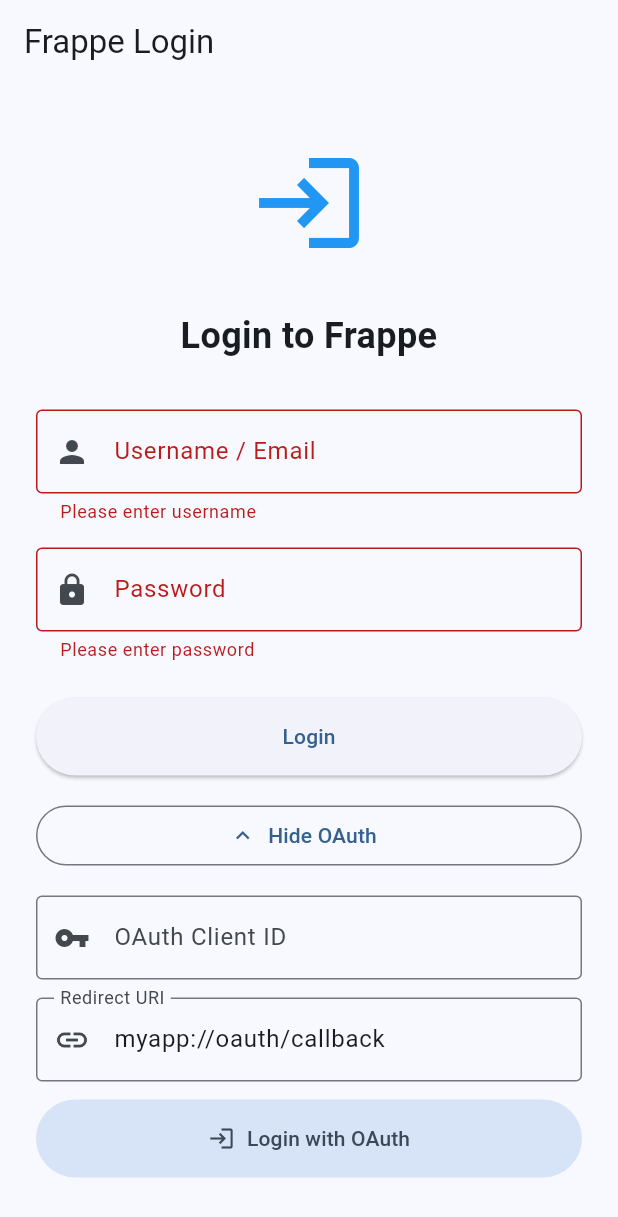
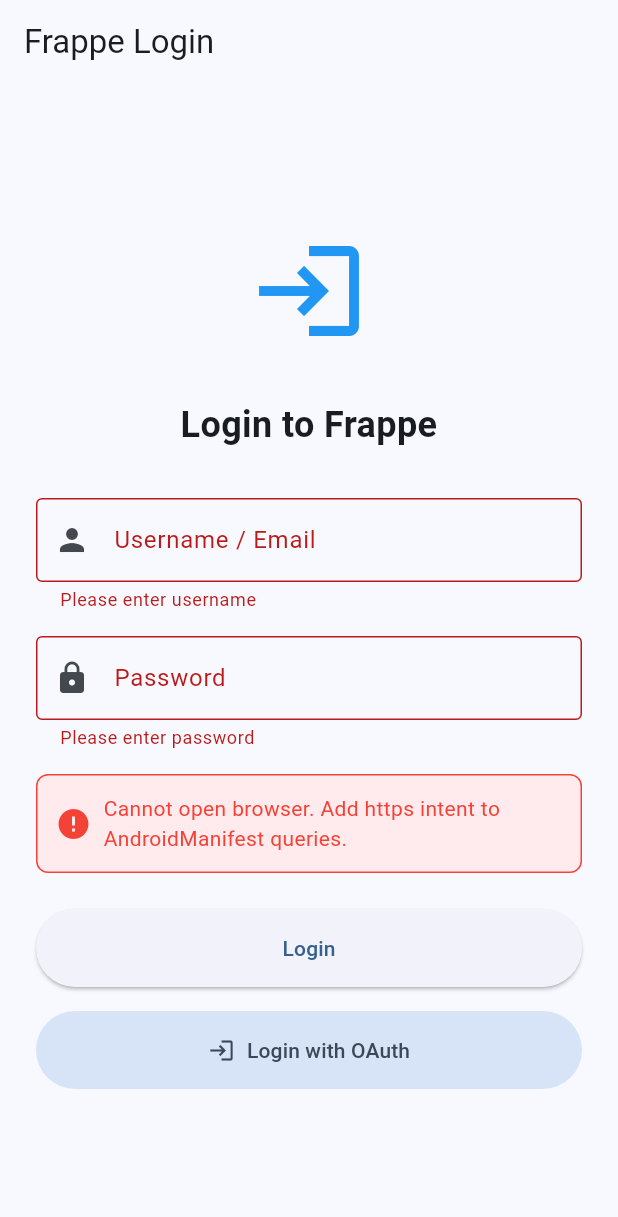
Before and after one commit to dhwani-ris/frappe-mobile-sdk, a Flutter app: the screen it shows after launch, after a tap on "Login", after a tap on "Login with OAuth", on a phone screen of 412 x 824 dp. Shown: the top 1217 px of the screen. Run offline on Flutter 3.47's test engine with Material 3 defaults, Android fonts, the phone set to English and light mode, and no system bars; our stand-ins replace app_links, connectivity_plus, file_picker, floor, flutter_form_builder, flutter_secure_storage and 2 more; accounts and stored records are empty; generated files the repository leaves out were written again.

Commit message:
feat: Integrate OAuth 2.0 login support and enhance app configuration
- Added support for OAuth 2.0 login in the AuthService, allowing secure authentication flows.
- Introduced LoginConfig class to manage login method configurations, including OAuth client ID and secret.
- Updated AppConfig to include login configuration options.
- Enhanced LoginScreen to handle OAuth redirects and manage login state.
- Updated README.md with OAuth setup instructions and usage details.

```diff
--- a/example/lib/main.dart
+++ b/example/lib/main.dart
@@ -72,10 +72,14 @@
       // );
       _appConfig = AppConfig(
         baseUrl: 'https://your-frappe-site.example.com/',
-        doctypes: [
-          'SamplePartner',
-          'frappe-form-test',
-        ], // Configure your doctypes
+        doctypes: ['SampleDoctype'],
+        loginConfig: const LoginConfig(
+          enablePasswordLogin: true,
+          enableOAuth: true,
+          oauthClientId: 'your_oauth_client_id',
+          oauthClientSecret: 'your_oauth_client_secret', // From Frappe OAuth Client
+          // Redirect URI in Frappe: frappemobilesdk://oauth/callback
+        ),
       );
 
       // Initialize auth service
@@ -231,6 +235,7 @@
       }
       return LoginScreen(
         authService: _authService!,
+        appConfig: _appConfig,
         initialBaseUrl: _appConfig?.baseUrl,
         onLoginSuccess: _handleLoginSuccess,
       );
--- a/lib/frappe_mobile_sdk.dart
+++ b/lib/frappe_mobile_sdk.dart
@@ -69,6 +69,7 @@
 
 // Constants
 export 'src/constants/field_types.dart';
+export 'src/constants/oauth_constants.dart';
 
 // Utils (debug tracer + user-friendly errors)
 export 'src/api/utils.dart' show extractErrorMessage, toUserFriendlyMessage;
--- a/lib/src/api/client.dart
+++ b/lib/src/api/client.dart
@@ -21,7 +21,12 @@
     String baseUrl, {
     http.Client? httpClient,
     SessionStorage? sessionStorage,
-  }) : _restHelper = RestHelper(baseUrl, client: httpClient) {
+    Future<bool> Function()? onTokenExpired,
+  }) : _restHelper = RestHelper(
+         baseUrl,
+         client: httpClient,
+         onTokenExpired: onTokenExpired,
+       ) {
     auth = AuthService(_restHelper, sessionStorage: sessionStorage);
     doctype = DoctypeService(_restHelper);
     document = DocumentService(_restHelper);
--- a/lib/src/api/rest_helper.dart
+++ b/lib/src/api/rest_helper.dart
@@ -14,6 +14,9 @@
   final String baseUrl;
   final http.Client _client;
 
+  /// Called on 401 when using bearer token. Return true if token was refreshed.
+  final Future<bool> Function()? onTokenExpired;
+
   String? _sidCookie;
   String? _apiKey;
   String? _apiSecret;
@@ -21,8 +24,11 @@
 
   http.Client get client => _client;
 
-  RestHelper(this.baseUrl, {http.Client? client})
-    : _client = client ?? http.Client();
+  RestHelper(String baseUrlParam, {http.Client? client, this.onTokenExpired})
+    : baseUrl = baseUrlParam.endsWith('/')
+          ? baseUrlParam.substring(0, baseUrlParam.length - 1)
+          : baseUrlParam,
+      _client = client ?? http.Client();
 
   void setSessionCookie(String sid) {
     _sidCookie = sid;
@@ -140,6 +146,17 @@
         );
 
         return _handleResponse(response);
+      } on AuthException catch (e) {
+        if (e.statusCode == 401 &&
+            _bearerToken != null &&
+            onTokenExpired != null) {
+          final refreshed = await onTokenExpired!();
+          if (refreshed) {
+            attempts++;
+            continue;
+          }
+        }
+        rethrow;
       } on SocketException {
         if (method == 'GET' && attempts < 2) {
           attempts++;
--- /dev/null
+++ b/lib/src/constants/oauth_constants.dart
@@ -0,0 +1,7 @@
+/// System-defined OAuth redirect URI for Frappe Mobile SDK.
+///
+/// Use this exact value when creating an OAuth Client in Frappe:
+/// 1. Go to Frappe: Setup → Integrations → OAuth Provider
+/// 2. Create OAuth Client
+/// 3. Set Redirect URI to: [oauthRedirectUri]
+const String oauthRedirectUri = 'frappemobilesdk://oauth/callback';
--- a/lib/src/models/app_config.dart
+++ b/lib/src/models/app_config.dart
@@ -2,9 +2,40 @@
 
 part 'app_config.g.dart';
 
+/// Login method configuration
+@JsonSerializable()
+class LoginConfig {
+  /// Enable username/password login
+  final bool enablePasswordLogin;
+
+  /// Enable OAuth 2.0 login
+  final bool enableOAuth;
+
+  /// Enable social login (Google, Apple, etc.) - for future use
+  final bool enableSocialLogin;
+
+  /// OAuth Client ID (required when enableOAuth is true)
+  final String? oauthClientId;
+
+  /// OAuth Client Secret (required for confidential clients)
+  final String? oauthClientSecret;
+
+  const LoginConfig({
+    this.enablePasswordLogin = true,
+    this.enableOAuth = false,
+    this.enableSocialLogin = false,
+    this.oauthClientId,
+    this.oauthClientSecret,
+  });
+
+  factory LoginConfig.fromJson(Map<String, dynamic> json) =>
+      _$LoginConfigFromJson(json);
+  Map<String, dynamic> toJson() => _$LoginConfigToJson(this);
+}
+
 /// Application configuration for Frappe Mobile SDK
 ///
-/// Defines base URL and list of Doctypes to support offline
+/// Defines base URL, doctypes, and login method options
 @JsonSerializable()
 class AppConfig {
   /// Frappe server base URL
@@ -13,7 +44,10 @@
   /// List of Doctype names to support offline
   final List<String> doctypes;
 
-  AppConfig({required this.baseUrl, required this.doctypes});
+  /// Login method configuration (enable/disable password, OAuth)
+  final LoginConfig? loginConfig;
+
+  AppConfig({required this.baseUrl, required this.doctypes, this.loginConfig});
 
   factory AppConfig.fromJson(Map<String, dynamic> json) =>
       _$AppConfigFromJson(json);
@@ -22,13 +56,44 @@
 
   /// Create from JSON file
   static AppConfig fromJsonFile(Map<String, dynamic> json) {
+    final login = json['login_config'] ?? json['loginConfig'];
+    LoginConfig? loginConfig;
+    if (login is Map<String, dynamic>) {
+      loginConfig = LoginConfig(
+        enablePasswordLogin:
+            login['enable_password_login'] as bool? ??
+            login['enablePasswordLogin'] as bool? ??
+            true,
+        enableOAuth:
+            login['enable_oauth'] as bool? ??
+            login['enableOAuth'] as bool? ??
+            false,
+        enableSocialLogin:
+            login['enable_social_login'] as bool? ??
+            login['enableSocialLogin'] as bool? ??
+            false,
+        oauthClientId:
+            login['oauth_client_id'] as String? ??
+            login['oauthClientId'] as String?,
+        oauthClientSecret:
+            login['oauth_client_secret'] as String? ??
+            login['oauthClientSecret'] as String?,
+      );
+    }
     return AppConfig(
-      baseUrl: json['base_url'] as String? ?? '',
+      baseUrl: json['base_url'] as String? ?? json['baseUrl'] as String? ?? '',
       doctypes:
           (json['doctypes'] as List<dynamic>?)
               ?.map((e) => e as String)
               .toList() ??
           [],
+      loginConfig: loginConfig,
     );
   }
+
+  bool get enablePasswordLogin => loginConfig?.enablePasswordLogin ?? true;
+  bool get enableOAuth => loginConfig?.enableOAuth ?? false;
+  bool get enableSocialLogin => loginConfig?.enableSocialLogin ?? false;
+  String? get oauthClientId => loginConfig?.oauthClientId;
+  String? get oauthClientSecret => loginConfig?.oauthClientSecret;
 }
--- a/lib/src/ui/login_screen.dart
+++ b/lib/src/ui/login_screen.dart
@@ -1,16 +1,26 @@
+import 'dart:async';
+
+import 'package:app_links/app_links.dart';
 import 'package:flutter/material.dart';
 import 'package:url_launcher/url_launcher.dart';
+
+import '../constants/oauth_constants.dart';
+import '../models/app_config.dart';
 import '../services/auth_service.dart';
 
-/// Login screen for Frappe authentication (credentials or OAuth)
+/// Login screen for Frappe authentication (credentials or OAuth).
+/// Login methods and OAuth credentials are driven by [AppConfig.loginConfig].
+/// OAuth uses system redirect URI [oauthRedirectUri] - configure this in Frappe.
 class LoginScreen extends StatefulWidget {
   final AuthService authService;
+  final AppConfig? appConfig;
   final String? initialBaseUrl;
   final VoidCallback? onLoginSuccess;
 
   const LoginScreen({
     super.key,
     required this.authService,
+    this.appConfig,
     this.initialBaseUrl,
     this.onLoginSuccess,
   });
@@ -24,138 +34,88 @@
   final _baseUrlController = TextEditingController();
   final _usernameController = TextEditingController();
   final _passwordController = TextEditingController();
-  final _oauthClientIdController = TextEditingController();
-  final _oauthRedirectController = TextEditingController(
-    text: 'myapp://oauth/callback',
-  );
+  final _appLinks = AppLinks();
+  StreamSubscription<Uri>? _linkSubscription;
   bool _isLoading = false;
   String? _errorMessage;
-  bool _showBaseUrl = true;
   String? _oauthCodeVerifier;
-  bool _showOAuthSection = false;
+
+  String get _baseUrl {
+    if (widget.appConfig != null) {
+      return widget.appConfig!.baseUrl;
+    }
+    return _baseUrlController.text.trim();
+  }
+
+  bool get _showBaseUrlInput =>
+      widget.appConfig == null && widget.initialBaseUrl == null;
+
+  bool get _enablePasswordLogin =>
+      widget.appConfig?.enablePasswordLogin ?? true;
+
+  bool get _enableOAuth => widget.appConfig?.enableOAuth ?? false;
+
+  String? get _oauthClientId => widget.appConfig?.oauthClientId;
+  String? get _oauthClientSecret => widget.appConfig?.oauthClientSecret;
 
   @override
   void initState() {
     super.initState();
-    if (widget.initialBaseUrl != null) {
+    if (widget.initialBaseUrl != null && widget.appConfig == null) {
       _baseUrlController.text = widget.initialBaseUrl!;
-      _showBaseUrl = false;
     }
+    _checkInitialUri();
   }
 
-  @override
-  void dispose() {
-    _baseUrlController.dispose();
-    _usernameController.dispose();
-    _passwordController.dispose();
-    _oauthClientIdController.dispose();
-    _oauthRedirectController.dispose();
-    super.dispose();
+  Future<void> _checkInitialUri() async {
+    try {
+      final uri = await _appLinks.getInitialLink();
+      if (uri != null && mounted) {
+        _handleOAuthRedirect(uri);
+      }
+    } catch (_) {}
   }
 
-  Future<void> _startOAuth() async {
-    final baseUrl = _baseUrlController.text.trim();
-    final clientId = _oauthClientIdController.text.trim();
-    final redirectUri = _oauthRedirectController.text.trim();
-    if (baseUrl.isEmpty || clientId.isEmpty || redirectUri.isEmpty) {
-      setState(() {
-        _errorMessage =
-            'Enter Base URL, OAuth Client ID and Redirect URI for OAuth';
+  void _listenForOAuthRedirect() {
+    _linkSubscription?.cancel();
+    _linkSubscription = _appLinks.uriLinkStream.listen((uri) {
+      if (mounted) {
+        _handleOAuthRedirect(uri);
+      }
     });
+  }
+
+  void _cancelOAuthListener() {
+    _linkSubscription?.cancel();
+    _linkSubscription = null;
+  }
+
+  Future<void> _handleOAuthRedirect(Uri uri) async {
+    if (uri.scheme != 'frappemobilesdk' ||
+        uri.host != 'oauth' ||
+        uri.path != '/callback') {
       return;
     }
-    if (widget.authService.client == null) {
-      widget.authService.initialize(baseUrl);
-    }
-    try {
-      final map = await AuthService.prepareOAuthLogin(
-        baseUrl: baseUrl,
-        clientId: clientId,
-        redirectUri: redirectUri,
-      );
-      final authorizeUrl = map['authorize_url']!;
-      _oauthCodeVerifier = map['code_verifier'];
-      if (await canLaunchUrl(Uri.parse(authorizeUrl))) {
-        await launchUrl(
-          Uri.parse(authorizeUrl),
-          mode: LaunchMode.externalApplication,
-        );
-      }
-      if (!mounted) return;
-      _showOAuthCodeDialog(authorizeUrl);
-    } catch (e) {
-      setState(() {
-        _errorMessage = e.toString().replaceAll('Exception: ', '');
-      });
-    }
-  }
-
-  void _showOAuthCodeDialog(String authorizeUrl) {
-    final codeController = TextEditingController();
-    showDialog<void>(
-      context: context,
-      barrierDismissible: false,
-      builder: (ctx) => AlertDialog(
-        title: const Text('OAuth - Paste code'),
-        content: SingleChildScrollView(
-          child: Column(
-            mainAxisSize: MainAxisSize.min,
-            crossAxisAlignment: CrossAxisAlignment.stretch,
-            children: [
-              const Text(
-                'After authorizing in the browser you will be redirected. Copy the "code" from the redirect URL and paste it below.',
-                style: TextStyle(fontSize: 13),
-              ),
-              const SizedBox(height: 16),
-              TextButton.icon(
-                onPressed: () async {
-                  if (await canLaunchUrl(Uri.parse(authorizeUrl))) {
-                    await launchUrl(
-                      Uri.parse(authorizeUrl),
-                      mode: LaunchMode.externalApplication,
-                    );
-                  }
-                },
-                icon: const Icon(Icons.open_in_browser),
-                label: const Text('Open in browser again'),
-              ),
-              const SizedBox(height: 12),
-              TextField(
-                controller: codeController,
-                decoration: const InputDecoration(
-                  labelText: 'Authorization code',
-                  hintText: 'Paste code from redirect URL',
-                  border: OutlineInputBorder(),
-                ),
-                maxLines: 2,
-              ),
-            ],
-          ),
-        ),
-        actions: [
-          TextButton(
-            onPressed: () => Navigator.pop(ctx),
-            child: const Text('Cancel'),
-          ),
-          FilledButton(
-            onPressed: () async {
-              final code = codeController.text.trim();
-              if (code.isEmpty || _oauthCodeVerifier == null) {
+    final code = uri.queryParameters['code'];
+    if (code == null || code.isEmpty || _oauthCodeVerifier == null) {
       return;
     }
-              Navigator.pop(ctx);
+    final clientId = _oauthClientId;
+    if (clientId == null || clientId.isEmpty) {
+      return;
+    }
+    _cancelOAuthListener();
     setState(() {
       _isLoading = true;
       _errorMessage = null;
     });
     try {
-                final clientId = _oauthClientIdController.text.trim();
-                final redirectUri = _oauthRedirectController.text.trim();
       final success = await widget.authService.loginWithOAuth(
         code: code,
         codeVerifier: _oauthCodeVerifier!,
         clientId: clientId,
-                  redirectUri: redirectUri,
+        redirectUri: oauthRedirectUri,
+        clientSecret: _oauthClientSecret,
       );
       if (mounted) {
         setState(() => _isLoading = false);
@@ -172,12 +132,63 @@
         });
       }
     }
-            },
-            child: const Text('Complete Login'),
-          ),
-        ],
-      ),
+  }
+
+  @override
+  void dispose() {
+    _cancelOAuthListener();
+    _baseUrlController.dispose();
+    _usernameController.dispose();
+    _passwordController.dispose();
+    super.dispose();
+  }
+
+  Future<void> _startOAuth() async {
+    final baseUrl = _baseUrl;
+    final clientId = _oauthClientId;
+    if (baseUrl.isEmpty || clientId == null || clientId.isEmpty) {
+      setState(() {
+        _errorMessage =
+            'OAuth is enabled but oauth_client_id is not set in config';
+      });
+      return;
+    }
+    if (widget.authService.client == null) {
+      widget.authService.initialize(baseUrl);
+    }
+    try {
+      final map = await AuthService.prepareOAuthLogin(
+        baseUrl: baseUrl,
+        clientId: clientId,
+        redirectUri: oauthRedirectUri,
       );
+      final authorizeUrl = map['authorize_url']!;
+      _oauthCodeVerifier = map['code_verifier'];
+      _listenForOAuthRedirect();
+      setState(() {
+        _isLoading = true;
+        _errorMessage = null;
+      });
+      final uri = Uri.parse(authorizeUrl);
+      final canLaunch = await canLaunchUrl(uri);
+      if (canLaunch) {
+        await launchUrl(uri, mode: LaunchMode.externalApplication);
+      } else {
+        setState(() {
+          _errorMessage =
+              'Cannot open browser. Add https intent to AndroidManifest queries.';
+          _isLoading = false;
+        });
+        _cancelOAuthListener();
+      }
+      if (!mounted) return;
+    } catch (e) {
+      _cancelOAuthListener();
+      setState(() {
+        _errorMessage = e.toString().replaceAll('Exception: ', '');
+        _isLoading = false;
+      });
+    }
   }
 
   Future<void> _handleLogin() async {
@@ -191,9 +202,8 @@
     });
 
     try {
-      final baseUrl = _baseUrlController.text.trim();
+      final baseUrl = _baseUrl;
 
-      // Initialize if not already done
       if (widget.authService.client == null) {
         widget.authService.initialize(baseUrl);
       }
@@ -204,7 +214,6 @@
       );
 
       if (success && mounted) {
-        // Wait a bit to ensure session is established
         await Future.delayed(const Duration(milliseconds: 100));
         widget.onLoginSuccess?.call();
       }
@@ -218,6 +227,23 @@
 
   @override
   Widget build(BuildContext context) {
+    final hasAnyLogin = _enablePasswordLogin || _enableOAuth;
+    if (!hasAnyLogin) {
+      return Scaffold(
+        appBar: AppBar(title: const Text('Frappe Login')),
+        body: Center(
+          child: Padding(
+            padding: const EdgeInsets.all(24.0),
+            child: Text(
+              'No login methods enabled. Configure login_config in AppConfig.',
+              textAlign: TextAlign.center,
+              style: Theme.of(context).textTheme.bodyLarge,
+            ),
+          ),
+        ),
+      );
+    }
+
     return Scaffold(
       appBar: AppBar(title: const Text('Frappe Login')),
       body: Center(
@@ -237,7 +263,7 @@
                   style: TextStyle(fontSize: 24, fontWeight: FontWeight.bold),
                 ),
                 const SizedBox(height: 32),
-                if (_showBaseUrl)
+                if (_showBaseUrlInput)
                   TextFormField(
                     controller: _baseUrlController,
                     decoration: const InputDecoration(
@@ -258,7 +284,8 @@
                       return null;
                     },
                   ),
-                if (_showBaseUrl) const SizedBox(height: 16),
+                if (_showBaseUrlInput) const SizedBox(height: 16),
+                if (_enablePasswordLogin) ...[
                   TextFormField(
                     controller: _usernameController,
                     decoration: const InputDecoration(
@@ -290,6 +317,7 @@
                       return null;
                     },
                   ),
+                ],
                 if (_errorMessage != null) ...[
                   const SizedBox(height: 16),
                   Container(
@@ -313,7 +341,25 @@
                     ),
                   ),
                 ],
+                if (_isLoading && _enableOAuth)
+                  const Padding(
+                    padding: EdgeInsets.symmetric(vertical: 16),
+                    child: Center(
+                      child: Column(
+                        children: [
+                          CircularProgressIndicator(),
+                          SizedBox(height: 12),
+                          Text(
+                            'Complete login in browser, then return here',
+                            style: TextStyle(fontSize: 13),
+                          ),
+                        ],
+                      ),
+                    ),
+                  ),
+                if (!_isLoading || _enablePasswordLogin) ...[
                   const SizedBox(height: 24),
+                  if (_enablePasswordLogin)
                     SizedBox(
                       width: double.infinity,
                       child: ElevatedButton(
@@ -322,48 +368,20 @@
                           padding: const EdgeInsets.symmetric(vertical: 16),
                           minimumSize: const Size(double.infinity, 48),
                         ),
-                    child: _isLoading
+                        child: _isLoading && !_enableOAuth
                             ? const SizedBox(
                                 height: 20,
                                 width: 20,
-                            child: CircularProgressIndicator(strokeWidth: 2),
+                                child: CircularProgressIndicator(
+                                  strokeWidth: 2,
+                                ),
                               )
                             : const Text('Login'),
                       ),
                     ),
+                  if (_enablePasswordLogin && _enableOAuth)
                     const SizedBox(height: 16),
-                OutlinedButton.icon(
-                  onPressed: () =>
-                      setState(() => _showOAuthSection = !_showOAuthSection),
-                  icon: Icon(
-                    _showOAuthSection ? Icons.expand_less : Icons.expand_more,
-                  ),
-                  label: Text(
-                    _showOAuthSection ? 'Hide OAuth' : 'Login with OAuth',
-                  ),
-                ),
-                if (_showOAuthSection) ...[
-                  const SizedBox(height: 16),
-                  TextFormField(
-                    controller: _oauthClientIdController,
-                    decoration: const InputDecoration(
-                      labelText: 'OAuth Client ID',
-                      hintText: 'From Frappe OAuth Client',
-                      prefixIcon: Icon(Icons.vpn_key),
-                      border: OutlineInputBorder(),
-                    ),
-                  ),
-                  const SizedBox(height: 12),
-                  TextFormField(
-                    controller: _oauthRedirectController,
-                    decoration: const InputDecoration(
-                      labelText: 'Redirect URI',
-                      hintText: 'e.g. myapp://oauth/callback',
-                      prefixIcon: Icon(Icons.link),
-                      border: OutlineInputBorder(),
-                    ),
-                  ),
-                  const SizedBox(height: 12),
+                  if (_enableOAuth)
                     SizedBox(
                       width: double.infinity,
                       child: FilledButton.tonalIcon(
--- a/pubspec.yaml
+++ b/pubspec.yaml
@@ -46,6 +46,9 @@
   # Open OAuth URL in browser
   url_launcher: ^6.2.0
 
+  # Deep links for OAuth redirect (auto-capture code)
+  app_links: ^7.0.0
+
   # JSON serialization
   json_annotation: ^4.8.1
 
```
Also changed, not shown: lib/src/api/oauth2_helper.dart (+49 -1 lines), lib/src/services/auth_service.dart (+48 -4 lines), example/pubspec.lock, pubspec.lock, 1 other file. Lines whose indentation alone changed are shown as unchanged.
